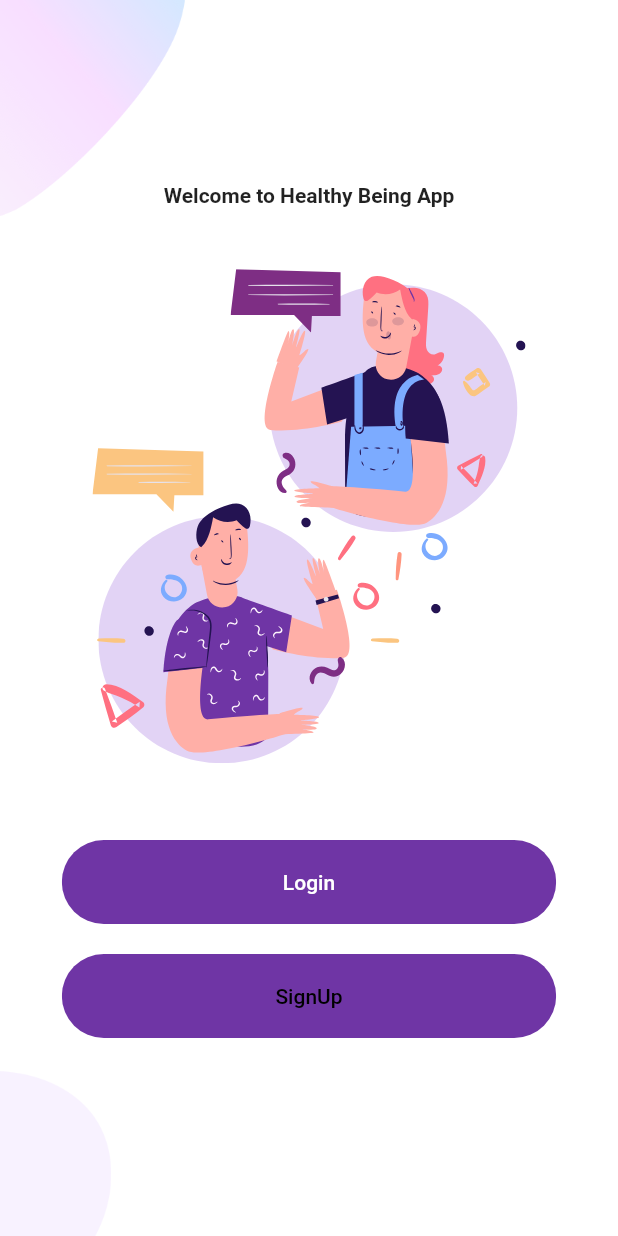
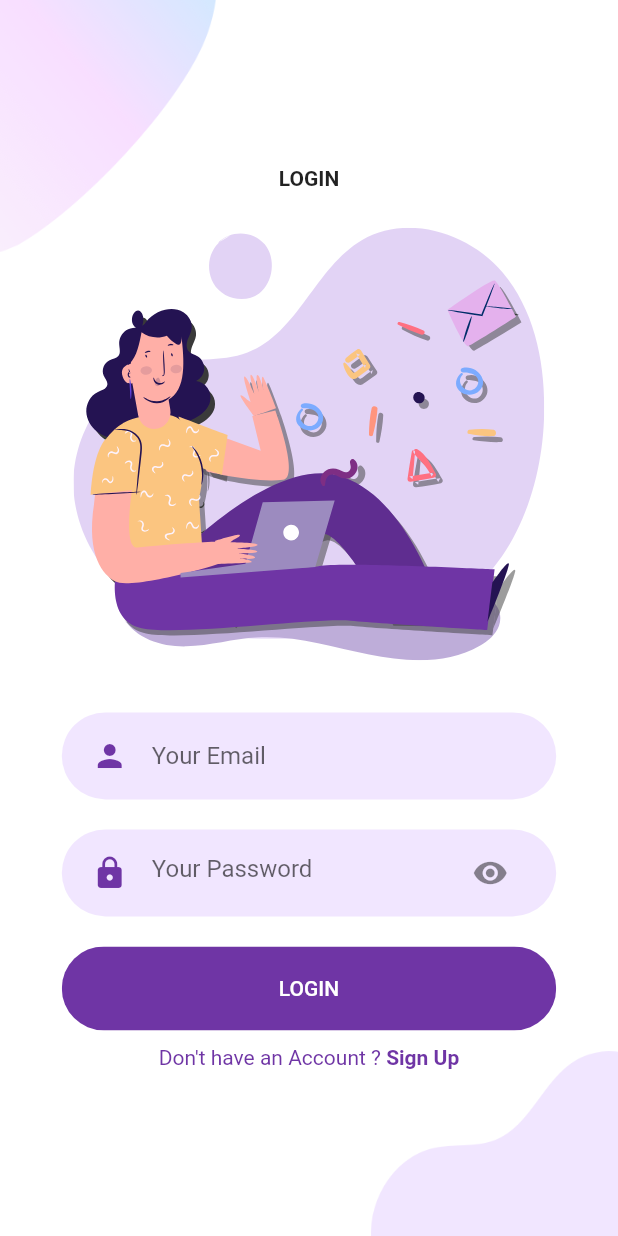
Before and after one commit to mr0a/flutter_login_auth, a Flutter app: the screen it shows after launch, after a tap on "Login", on a phone screen of 412 x 824 dp. Run offline on Flutter 3.47's test engine with Material 2 defaults, Android fonts, the phone set to English and light mode, and no system bars; our stand-ins replace flutter_svg.

Commit message:
Login Screen complete

```diff
--- /dev/null
+++ b/lib/Screens/Login/components/background.dart
@@ -0,0 +1,40 @@
+import 'package:flutter/material.dart';
+
+class Background extends StatelessWidget {
+  final Widget child;
+  const Background({
+    Key key,
+    this.child,
+  }) : super(key: key);
+
+  @override
+  Widget build(BuildContext context) {
+    Size size = MediaQuery.of(context).size;
+    return Container(
+      width: double.infinity,
+      height: size.height,
+      child: Stack(
+        alignment: Alignment.center,
+        children: [
+          Positioned(
+            top: 0,
+            left: 0,
+            child: Image.asset(
+              'assets/images/main_top.png',
+              width: size.width * 0.35,
+            ),
+          ),
+          Positioned(
+            bottom: 0,
+            right: 0,
+            child: Image.asset(
+              'assets/images/login_bottom.png',
+              width: size.width * 0.4,
+            ),
+          ),
+          child,
+        ],
+      ),
+    );
+  }
+}
--- /dev/null
+++ b/lib/Screens/Login/components/body.dart
@@ -0,0 +1,57 @@
+import 'package:flutter/material.dart';
+import 'package:flutter_svg/flutter_svg.dart';
+import 'package:login_ui/components/already_have_an_account.dart';
+import 'package:login_ui/components/rounded_button.dart';
+import '../../../components/rounded_password_field.dart';
+import '../../../components/rounded_input_field.dart';
+import './background.dart';
+
+class Body extends StatelessWidget {
+  const Body({
+    Key key,
+  }) : super(key: key);
+
+  @override
+  Widget build(BuildContext context) {
+    Size size = MediaQuery.of(context).size;
+    return Background(
+      child: SingleChildScrollView(
+        child: Column(
+          mainAxisAlignment: MainAxisAlignment.center,
+          children: [
+            Text(
+              'LOGIN',
+              style: TextStyle(
+                fontWeight: FontWeight.bold,
+              ),
+            ),
+            SizedBox(
+              height: size.height * 0.03,
+            ),
+            SvgPicture.asset(
+              'assets/icons/login.svg',
+              height: size.height * 0.35,
+            ),
+            SizedBox(
+              height: size.height * 0.03,
+            ),
+            RoundedInputField(
+              hintText: 'Your Email',
+              onChanged: (value) {
+                print(value);
+              },
+            ),
+            RoundedPasswordField(
+              onChanged: (value) {},
+            ),
+            RoundedButton(
+              text: 'LOGIN',
+              press: () {},
+            ),
+            AlreadyHaveAnAccountCheck(),
+          ],
+        ),
+      ),
+    );
+  }
+}
--- /dev/null
+++ b/lib/Screens/Login/login_screen.dart
@@ -0,0 +1,11 @@
+import 'package:flutter/material.dart';
+import './components/body.dart';
+
+class LoginScreen extends StatelessWidget {
+  @override
+  Widget build(BuildContext context) {
+    return Scaffold(
+      body: Body(),
+    );
+  }
+}
--- a/lib/Screens/welcome/components/body.dart
+++ b/lib/Screens/welcome/components/body.dart
@@ -1,5 +1,6 @@
 import 'package:flutter/material.dart';
 import 'package:flutter_svg/flutter_svg.dart';
+import 'package:login_ui/Screens/Login/login_screen.dart';
 import '../../../components/rounded_button.dart';
 import './background.dart';
 
@@ -29,7 +30,16 @@ class Body extends StatelessWidget {
           ),
           RoundedButton(
             text: 'Login',
-            press: () {},
+            press: () {
+              Navigator.push(
+                context,
+                MaterialPageRoute(
+                  builder: (context) {
+                    return LoginScreen();
+                  },
+                ),
+              );
+            },
           ),
           RoundedButton(
             text: 'SignUp',
--- /dev/null
+++ b/lib/components/already_have_an_account.dart
@@ -0,0 +1,37 @@
+import 'package:flutter/material.dart';
+import 'package:login_ui/Screens/welcome/welcome_screen.dart';
+
+import '../constant.dart';
+
+class AlreadyHaveAnAccountCheck extends StatelessWidget {
+  final bool login;
+  final Function press;
+  const AlreadyHaveAnAccountCheck({
+    Key key,
+    this.login = true,
+    this.press,
+  }) : super(key: key);
+
+  @override
+  Widget build(BuildContext context) {
+    return Row(
+      mainAxisAlignment: MainAxisAlignment.center,
+      children: [
+        Text(
+          login ? "Don't have an Account ? " : "Already have an Account ? ",
+          style: TextStyle(color: kPrimaryColor),
+        ),
+        GestureDetector(
+          onTap: press,
+          child: Text(
+            login ? 'Sign Up' : "Sign In",
+            style: TextStyle(
+              color: kPrimaryColor,
+              fontWeight: FontWeight.bold,
+            ),
+          ),
+        )
+      ],
+    );
+  }
+}
--- /dev/null
+++ b/lib/components/rounded_input_field.dart
@@ -0,0 +1,32 @@
+import 'package:flutter/material.dart';
+import '../components/text_field_container.dart';
+import '../constant.dart';
+
+class RoundedInputField extends StatelessWidget {
+  final String hintText;
+  final IconData icon;
+  final ValueChanged<String> onChanged;
+  const RoundedInputField({
+    Key key,
+    this.hintText,
+    this.icon = Icons.person,
+    this.onChanged,
+  }) : super(key: key);
+
+  @override
+  Widget build(BuildContext context) {
+    return TextFieldContainer(
+      child: TextField(
+        decoration: InputDecoration(
+          icon: Icon(
+            icon,
+            color: kPrimaryColor,
+          ),
+          hintText: hintText,
+          border: InputBorder.none,
+        ),
+        onChanged: onChanged,
+      ),
+    );
+  }
+}
--- /dev/null
+++ b/lib/components/rounded_password_field.dart
@@ -0,0 +1,29 @@
+import 'package:flutter/material.dart';
+import '../constant.dart';
+import './text_field_container.dart';
+
+class RoundedPasswordField extends StatelessWidget {
+  final ValueChanged<String> onChanged;
+  const RoundedPasswordField({
+    Key key,
+    this.onChanged,
+  }) : super(key: key);
+
+  @override
+  Widget build(BuildContext context) {
+    return TextFieldContainer(
+      child: TextField(
+        onChanged: onChanged,
+        obscureText: true,
+        decoration: InputDecoration(
+            hintText: 'Your Password',
+            icon: Icon(
+              Icons.lock,
+              color: kPrimaryColor,
+            ),
+            border: InputBorder.none,
+            suffixIcon: Icon(Icons.visibility)),
+      ),
+    );
+  }
+}
--- /dev/null
+++ b/lib/components/text_field_container.dart
@@ -0,0 +1,29 @@
+import 'package:flutter/material.dart';
+
+import '../constant.dart';
+
+class TextFieldContainer extends StatelessWidget {
+  final Widget child;
+  const TextFieldContainer({
+    Key key,
+    this.child,
+  }) : super(key: key);
+
+  @override
+  Widget build(BuildContext context) {
+    Size size = MediaQuery.of(context).size;
+    return Container(
+      padding: EdgeInsets.symmetric(
+        horizontal: 20,
+        vertical: 5,
+      ),
+      margin: EdgeInsets.symmetric(vertical: 10),
+      width: size.width * 0.8,
+      decoration: BoxDecoration(
+        color: kPrimaryLightColor,
+        borderRadius: BorderRadius.circular(29),
+      ),
+      child: child,
+    );
+  }
+}
```
Also changed, not shown: output1.png (added), output2.png (added), 1 other file.
